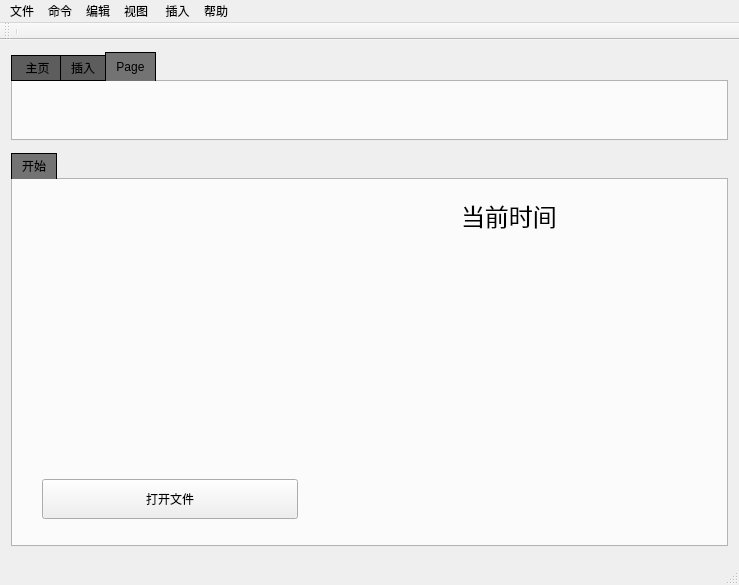
Qt form mainwindow.ui (charon-cheung/QSketch) before a commit.
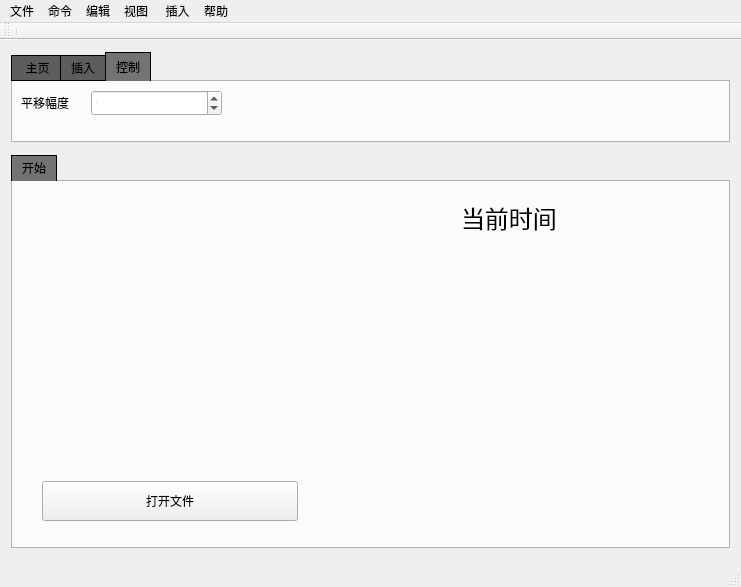
The same form after that commit. The open tabs and pages were chosen to show the change. Icons and pictures are not drawn. Custom widgets are drawn as their Qt base class.

Commit message: feat: 添加调节平移幅度的功能；从草图模式进普通模式前会提醒是否保存，但反正不会

```diff
--- a/mainwindow.ui
+++ b/mainwindow.ui
@@ -6,8 +6,8 @@
    <rect>
     <x>0</x>
     <y>0</y>
-    <width>739</width>
-    <height>585</height>
+    <width>741</width>
+    <height>587</height>
    </rect>
   </property>
   <property name="windowTitle">
@@ -448,8 +448,42 @@
         </widget>
         <widget class="QWidget" name="tab_5">
          <attribute name="title">
-          <string>Page</string>
+          <string>控制</string>
          </attribute>
+         <widget class="QSpinBox" name="pace">
+          <property name="geometry">
+           <rect>
+            <x>80</x>
+            <y>10</y>
+            <width>131</width>
+            <height>26</height>
+           </rect>
+          </property>
+          <property name="font">
+           <font>
+            <pointsize>-1</pointsize>
+           </font>
+          </property>
+          <property name="minimum">
+           <number>1</number>
+          </property>
+          <property name="value">
+           <number>5</number>
+          </property>
+         </widget>
+         <widget class="QLabel" name="label">
+          <property name="geometry">
+           <rect>
+            <x>10</x>
+            <y>10</y>
+            <width>68</width>
+            <height>26</height>
+           </rect>
+          </property>
+          <property name="text">
+           <string>&lt;html&gt;&lt;head/&gt;&lt;body&gt;&lt;p&gt;平移幅度&lt;/p&gt;&lt;/body&gt;&lt;/html&gt;</string>
+          </property>
+         </widget>
         </widget>
        </widget>
       </item>
@@ -560,7 +594,7 @@
     <rect>
      <x>0</x>
      <y>0</y>
-     <width>739</width>
+     <width>741</width>
      <height>23</height>
     </rect>
    </property>
```
Left out of the diff: 4 changed lines with no effect on the pictures. The commit also changes 9 other files.
